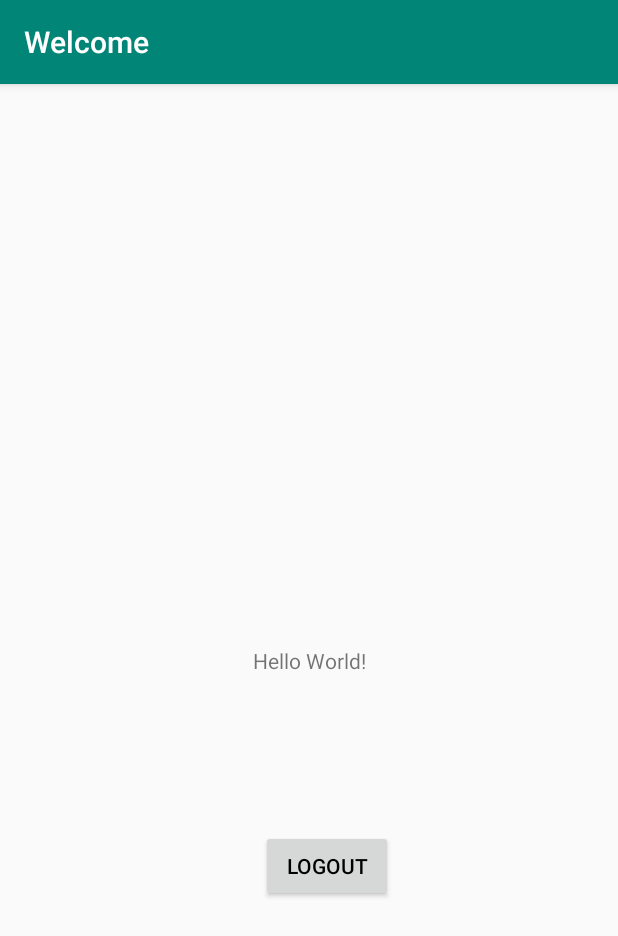
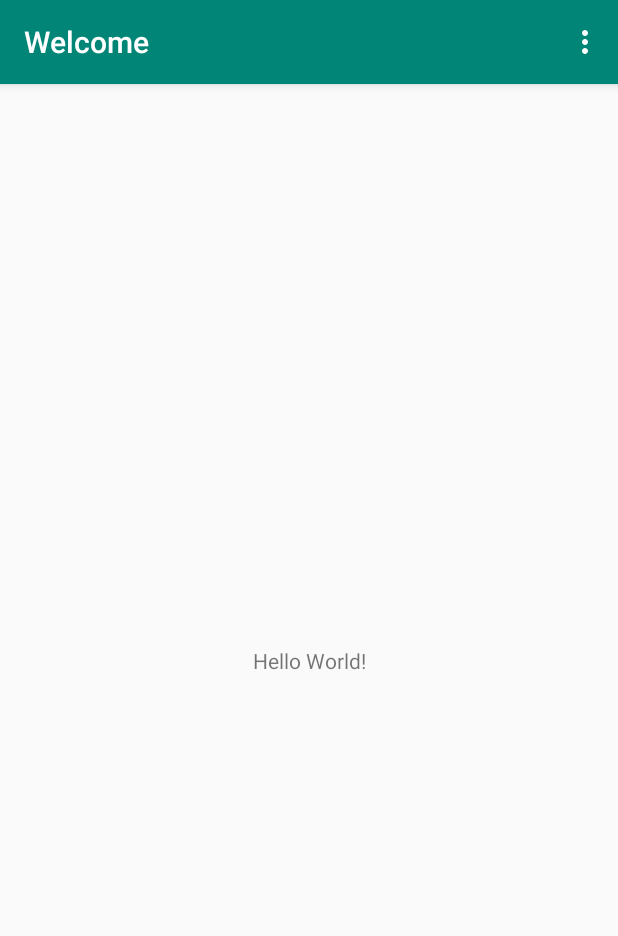
Before and after one commit to lisaburini/MyPersonalBudget, an Android app: the screen it shows after launch once a user with an empty profile is signed in (MainActivity), on a phone screen of 412 x 824 dp. Shown: the top 936 px of the screen. Run offline under Robolectric (Android 15) with nearby library versions, the phone set to English and light mode, and no system bars; our stand-ins replace Firebase (no records; nobody signed in at launch, a user with empty details on screens opened directly).

Commit message:
correzione errore per creare menù

```diff
--- a/app/src/main/java/com/example/mypersonalbudget/MainActivity.java
+++ b/app/src/main/java/com/example/mypersonalbudget/MainActivity.java
@@ -10,6 +10,8 @@ import androidx.annotation.NonNull;
 import android.content.Intent;
 import android.content.SharedPreferences;
 
+import android.view.Menu;
+import android.view.MenuInflater;
 import android.view.MenuItem;
 import android.view.View;
 import android.widget.Button;
@@ -64,6 +66,14 @@ public class MainActivity extends AppCompatActivity {
         }
     };
 
+    //Per collegare il file xml del menù alla main activity
+    @Override
+    public boolean onCreateOptionsMenu(Menu menu) {
+        MenuInflater inflater = getMenuInflater();
+        inflater.inflate(R.menu.profile_menu, menu);
+        return true;
+    }
+
     //Per gestire il click dei vari item del menù
     @Override
     public boolean onOptionsItemSelected(MenuItem item) {
--- a/app/src/main/res/layout/activity_main.xml
+++ b/app/src/main/res/layout/activity_main.xml
@@ -16,14 +16,6 @@
         app:layout_constraintRight_toRightOf="parent"
         app:layout_constraintTop_toTopOf="parent" />
 
-    <Button
-        android:id="@+id/btn_logout"
-        android:layout_width="wrap_content"
-        android:layout_height="wrap_content"
-        android:layout_marginStart="5dp"
-        android:layout_marginTop="103dp"
-        android:text="Logout"
-        app:layout_constraintStart_toStartOf="@+id/textView"
-        app:layout_constraintTop_toBottomOf="@+id/textView" />
+
 
 </androidx.constraintlayout.widget.ConstraintLayout>
```
